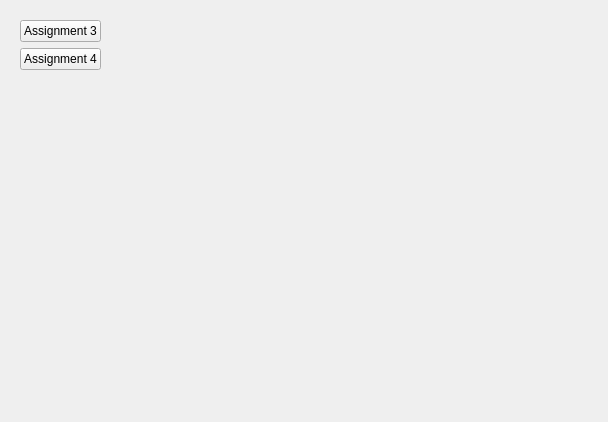
Before: the Qt Designer form resources/widget/MayaPyHomeWidget/Widget.ui in yuwy22/MayaPy, drawn with Qt 5.
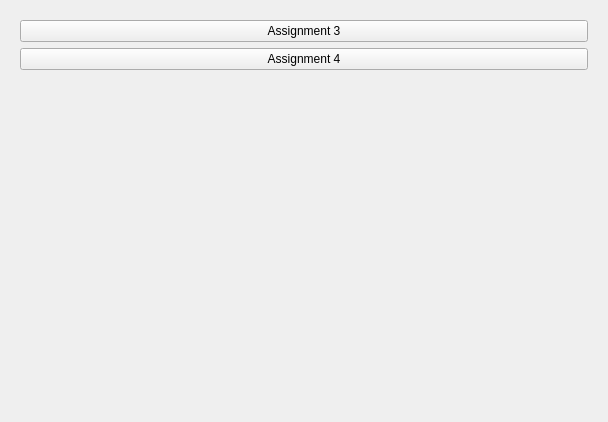
After: the same form once the commit is applied.

```diff
--- a/resources/widget/MayaPyHomeWidget/Widget.ui
+++ b/resources/widget/MayaPyHomeWidget/Widget.ui
@@ -47,19 +47,6 @@
      </layout>
     </widget>
    </item>
-   <item>
-    <spacer name="horizontalSpacer">
-     <property name="orientation">
-      <enum>Qt::Horizontal</enum>
-     </property>
-     <property name="sizeHint" stdset="0">
-      <size>
-       <width>438</width>
-       <height>20</height>
-      </size>
-     </property>
-    </spacer>
-   </item>
   </layout>
  </widget>
  <resources/>
```
